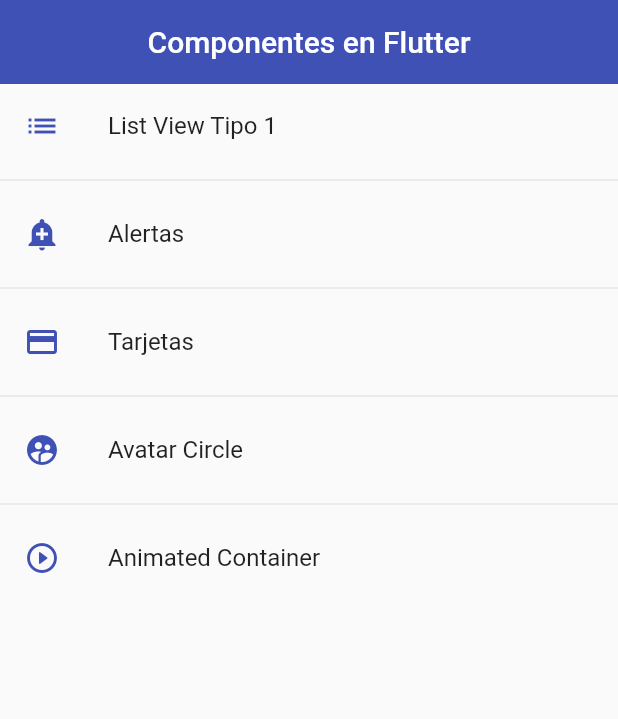
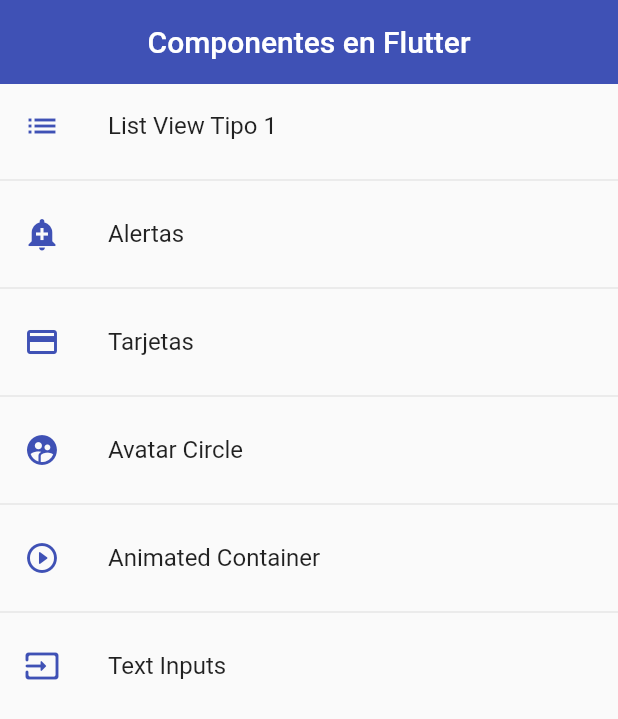
Before and after one commit to Alejgl04/flutter-components, a Flutter app: the screen it shows after launch, on a phone screen of 412 x 824 dp. Shown: the top 719 px of the screen. Run offline on Flutter 3.47's test engine with Material 2 defaults, Android fonts, the phone set to English and light mode, and no system bars.

Commit message:
Form inputs

```diff
--- a/lib/routes/app_routes.dart
+++ b/lib/routes/app_routes.dart
@@ -14,6 +14,7 @@
     MenuOption( route: 'card' , name: 'Tarjetas', screen: const CardScreen(), icon: Icons.credit_card ),
     MenuOption( route: 'avatar' , name: 'Avatar Circle', screen: const AvatarScreen(), icon: Icons.supervised_user_circle ),
     MenuOption( route: 'animated' , name: 'Animated Container', screen: const AnimatedScreen(), icon: Icons.play_circle_outline_rounded ),
+    MenuOption( route: 'inputs' , name: 'Text Inputs', screen: const InputsScreen(), icon: Icons.input_rounded ),
   ];
 
       static Map<String, Widget Function(BuildContext)> getAppRoutes() {
--- a/lib/screens/screens.dart
+++ b/lib/screens/screens.dart
@@ -1,3 +1,4 @@
+
 
 
 export 'package:fl_widgets/screens/alert_screen.dart';
@@ -5,4 +6,5 @@
 export 'package:fl_widgets/screens/avatar_screen.dart';
 export 'package:fl_widgets/screens/card_screen.dart';
 export 'package:fl_widgets/screens/home_screen.dart';
+export 'package:fl_widgets/screens/inputs_screen.dart';
 export 'package:fl_widgets/screens/listview1_screen.dart';
--- a/lib/themes/app_themes.dart
+++ b/lib/themes/app_themes.dart
@@ -34,7 +34,23 @@
         shape: const StadiumBorder(),
         elevation: 0
       ),
+    ),
+
+    inputDecorationTheme: const InputDecorationTheme(
+      floatingLabelStyle: TextStyle( color: primary ),
+      enabledBorder: OutlineInputBorder(
+        borderSide: BorderSide( color: primary ),
+        borderRadius: BorderRadius.only( bottomLeft: Radius.circular(10), topRight: Radius.circular(10) )
+      ),
+       focusedBorder: OutlineInputBorder(
+        borderSide: BorderSide( color: primary ),
+        borderRadius: BorderRadius.only( bottomLeft: Radius.circular(10), topRight: Radius.circular(10) )
+      ),
+      border: OutlineInputBorder(
+        borderRadius: BorderRadius.only( bottomLeft: Radius.circular(10), topRight: Radius.circular(10) )
+      ),
     )
+
   );
 
 
--- a/lib/widgets/widgets.dart
+++ b/lib/widgets/widgets.dart
@@ -1,4 +1,5 @@
+
 
 export 'package:fl_widgets/widgets/custom_card_type_one.dart';
-
+export 'package:fl_widgets/widgets/custom_input_field.dart';
 export 'package:fl_widgets/widgets/custom_card_type_two.dart';
```
Also changed, not shown: lib/screens/inputs_screen.dart (added, +67 -0 lines), lib/widgets/custom_input_field.dart (added, +50 -0 lines).
